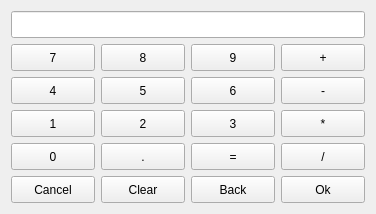
The window that plugins/Commands/Calculator/calculatorwidget.ui (KDE/simon) describes before a commit, drawn with Qt 5.
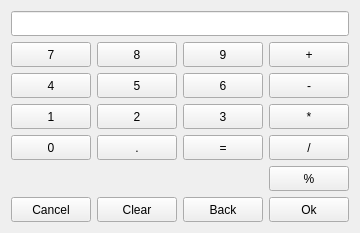
The same window after the commit. Custom widgets are drawn as their Qt base class.

Commit message: Add percent function to calculator

```diff
--- a/plugins/Commands/Calculator/calculatorwidget.ui
+++ b/plugins/Commands/Calculator/calculatorwidget.ui
@@ -6,8 +6,8 @@
    <rect>
     <x>0</x>
     <y>0</y>
-    <width>376</width>
-    <height>214</height>
+    <width>357</width>
+    <height>233</height>
    </rect>
   </property>
   <property name="windowTitle">
@@ -296,6 +296,19 @@
      </property>
     </widget>
    </item>
+   <item row="5" column="3">
+    <widget class="QPushButton" name="pushPercent">
+     <property name="sizePolicy">
+      <sizepolicy hsizetype="Minimum" vsizetype="Minimum">
+       <horstretch>0</horstretch>
+       <verstretch>0</verstretch>
+      </sizepolicy>
+     </property>
+     <property name="text">
+      <string>%</string>
+     </property>
+    </widget>
+   </item>
   </layout>
  </widget>
  <customwidgets>
```
The commit also changes 1 other file.
